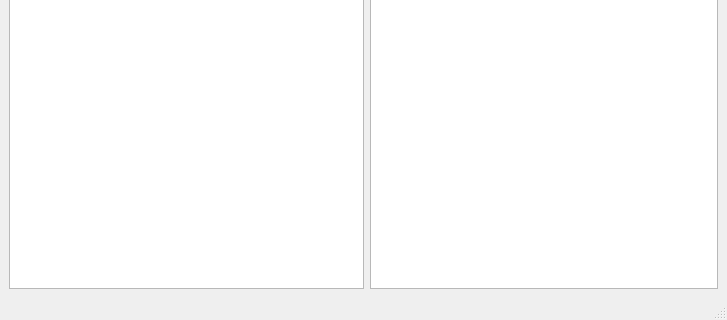
The window that interface.ui (Misternis/Projeto_Copiar) describes before a commit, drawn with Qt 5; both pictures show x 0 to 727 and y 247 to 567 of the 727 by 567 pixel window.
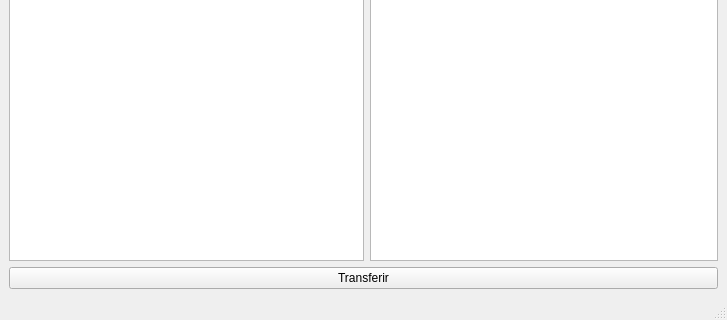
The same window after the commit. Icons and pictures are not drawn.

What changed in the file:
```diff
--- a/interface.ui
+++ b/interface.ui
@@ -178,6 +178,13 @@
       </item>
      </layout>
     </item>
+    <item row="2" column="0">
+     <widget class="QPushButton" name="transfButton">
+      <property name="text">
+       <string>Transferir</string>
+      </property>
+     </widget>
+    </item>
    </layout>
   </widget>
   <widget class="QMenuBar" name="menubar">
```
Left out of the diff: 28 changed lines with no effect on the pictures.
